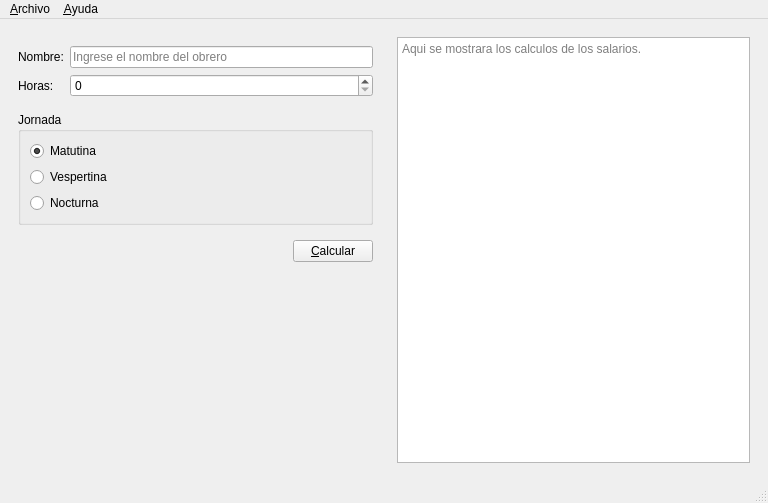
Old version of the form salarios.ui in the repository Fernand567/P59-Qt-Salarios.
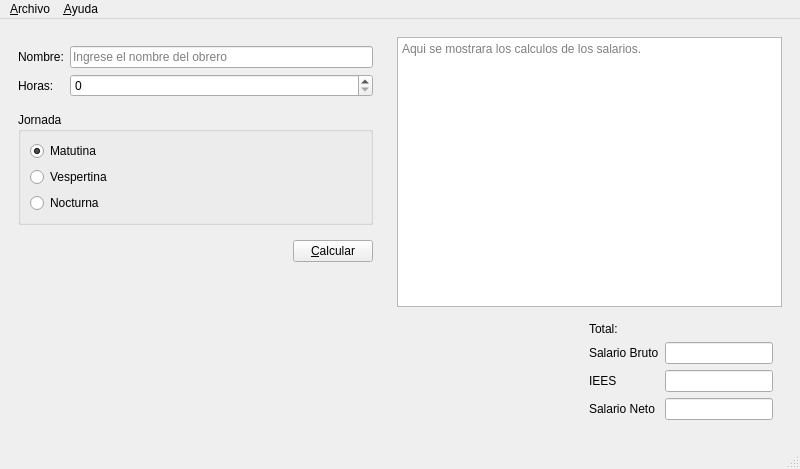
New version of the form. Icons and pictures are not drawn.

Commit message: V1.1 Se agrega los calculos totales de los salarios

```diff
--- a/salarios.ui
+++ b/salarios.ui
@@ -6,8 +6,8 @@
    <rect>
     <x>0</x>
     <y>0</y>
-    <width>768</width>
-    <height>503</height>
+    <width>800</width>
+    <height>469</height>
    </rect>
   </property>
   <property name="windowTitle">
@@ -160,8 +160,8 @@
     </item>
     <item>
      <widget class="QWidget" name="widget_2" native="true">
-      <layout class="QHBoxLayout" name="horizontalLayout_3">
-       <item>
+      <layout class="QGridLayout" name="gridLayout_2">
+       <item row="0" column="0" colspan="2">
         <widget class="QPlainTextEdit" name="outResultado">
          <property name="readOnly">
           <bool>true</bool>
@@ -171,6 +171,77 @@
          </property>
         </widget>
        </item>
+       <item row="1" column="0">
+        <spacer name="horizontalSpacer_2">
+         <property name="orientation">
+          <enum>Qt::Horizontal</enum>
+         </property>
+         <property name="sizeHint" stdset="0">
+          <size>
+           <width>177</width>
+           <height>20</height>
+          </size>
+         </property>
+        </spacer>
+       </item>
+       <item row="1" column="1">
+        <widget class="QWidget" name="widget_5" native="true">
+         <layout class="QGridLayout" name="gridLayout">
+          <item row="0" column="0">
+           <widget class="QLabel" name="label_6">
+            <property name="text">
+             <string>Total:</string>
+            </property>
+           </widget>
+          </item>
+          <item row="1" column="0">
+           <widget class="QLabel" name="label_3">
+            <property name="text">
+             <string>Salario Bruto</string>
+            </property>
+           </widget>
+          </item>
+          <item row="1" column="1">
+           <widget class="QLineEdit" name="outTotalBruto">
+            <property name="cursorPosition">
+             <number>0</number>
+            </property>
+            <property name="readOnly">
+             <bool>true</bool>
+            </property>
+           </widget>
+          </item>
+          <item row="2" column="0">
+           <widget class="QLabel" name="label_4">
+            <property name="text">
+             <string>IEES</string>
+            </property>
+           </widget>
+          </item>
+          <item row="2" column="1">
+           <widget class="QLineEdit" name="outTotalIESS">
+            <property name="readOnly">
+             <bool>true</bool>
+            </property>
+           </widget>
+          </item>
+          <item row="3" column="0">
+           <widget class="QLabel" name="label_5">
+            <property name="text">
+             <string>Salario Neto</string>
+            </property>
+           </widget>
+          </item>
+          <item row="3" column="1">
+           <widget class="QLineEdit" name="outTotalNeto">
+            <property name="readOnly">
+             <bool>true</bool>
+            </property>
+           </widget>
+          </item>
+         </layout>
+        </widget>
+       </item>
       </layout>
      </widget>
     </item>
@@ -181,7 +252,7 @@
     <rect>
      <x>0</x>
      <y>0</y>
-     <width>768</width>
+     <width>800</width>
      <height>20</height>
     </rect>
    </property>
```
The commit also changes 6 other files.
